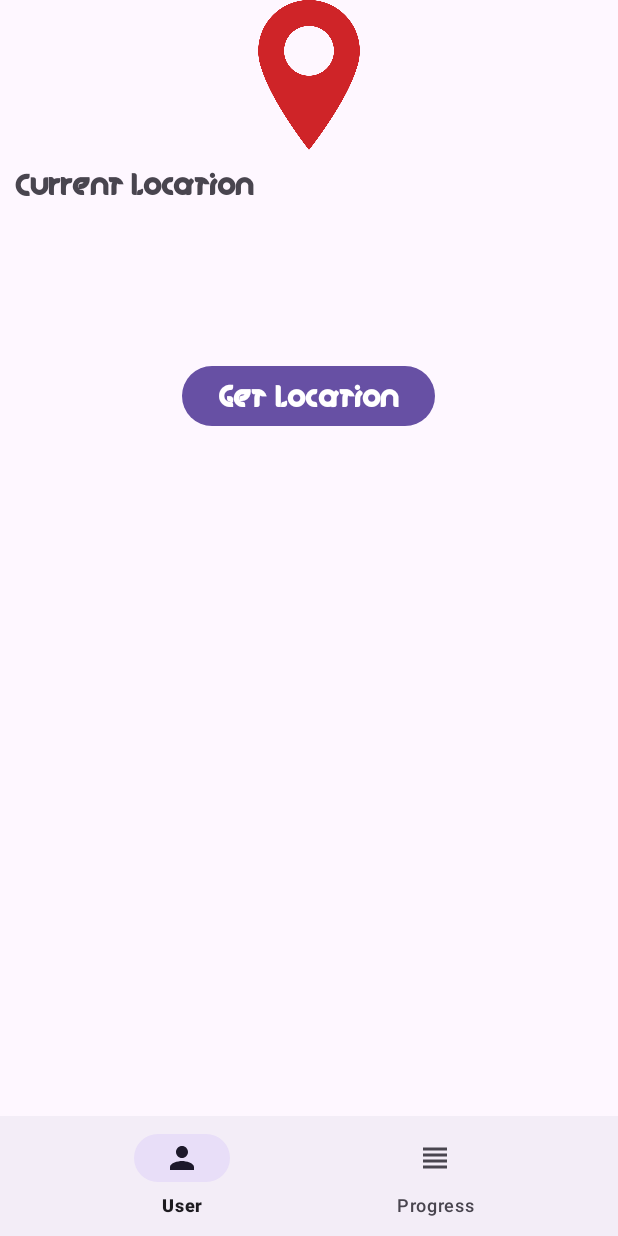
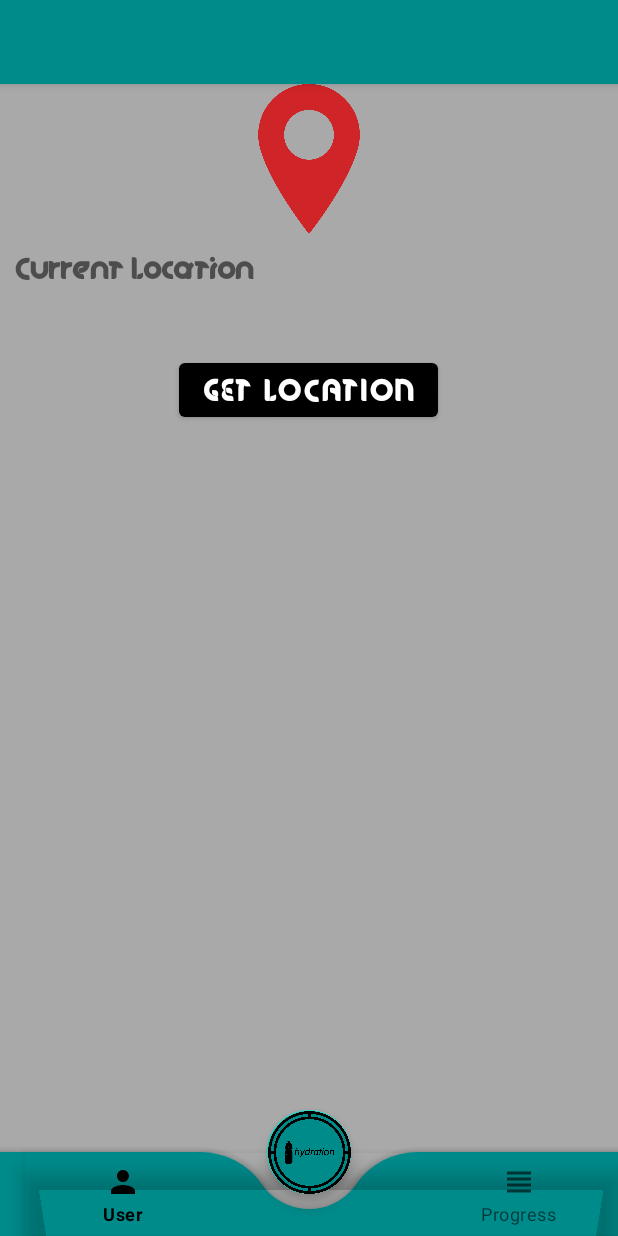
Before and after one commit to Marcinho2107/HydrationTracker, an Android app: the MainScreen screen opened directly, with no data from a screen before it, on a phone screen of 412 x 824 dp. Run offline under Robolectric (Android 15) with nearby library versions, the light colour scheme and no system bars; Roboto replaces fonts that are not available here.

Commit message:
Main Screen V1

```diff
--- a/app/src/main/res/layout/activity_main_screen.xml
+++ b/app/src/main/res/layout/activity_main_screen.xml
@@ -1,30 +1,37 @@
 <?xml version="1.0" encoding="utf-8"?>
-<androidx.constraintlayout.widget.ConstraintLayout
+<androidx.drawerlayout.widget.DrawerLayout
     xmlns:android="http://schemas.android.com/apk/res/android"
     xmlns:app="http://schemas.android.com/apk/res-auto"
     xmlns:tools="http://schemas.android.com/tools"
-    android:id="@+id/main"
+    android:id="@+id/drawer_layout"
     android:layout_width="match_parent"
     android:layout_height="match_parent"
     tools:context=".MainScreen">
+    <RelativeLayout
+        android:id="@+id/relative_layout"
+        android:layout_width="match_parent"
+        android:layout_height="match_parent"
+        android:background="@color/colorDarkGrey">
+        <androidx.appcompat.widget.Toolbar
+            android:id="@+id/toolbar"
+            android:layout_width="match_parent"
+            android:layout_height="?attr/actionBarSize"
+            android:background="@color/colorDarkCyan"
+            android:elevation="4dp"
+            android:theme="@style/ThemeOverlay.AppCompat.Dark.ActionBar"
+            app:popupTheme="@style/ThemeOverlay.AppCompat.Light"/>
+        <FrameLayout
+            android:id="@+id/fragment_layout_fragmentContainer"
+            android:layout_width="match_parent"
+            android:layout_height="match_parent"/>
 
-    <LinearLayout
-        android:id="@+id/frameLayout"
-        android:layout_width="0dp"
-        android:layout_height="0dp"
-        android:gravity="center|top"
-        android:orientation="horizontal"
-        app:layout_constraintBottom_toTopOf="@+id/bottomNavigationView"
-        app:layout_constraintEnd_toEndOf="parent"
-        app:layout_constraintStart_toStartOf="parent"
-        app:layout_constraintTop_toTopOf="parent"
-        tools:ignore="UseCompoundDrawables">
+
         <LinearLayout
             android:layout_width="match_parent"
             android:layout_height="wrap_content"
             android:gravity="center"
             android:orientation="vertical"
-            app:layout_constraintStart_toStartOf="parent"
+            android:layout_below="@+id/toolbar"
             tools:ignore="UselessParent">
             <ImageView
                 android:id="@+id/location_img_view"
@@ -35,7 +42,7 @@
             <TextView
                 android:id="@+id/location_txt_view"
                 android:layout_width="match_parent"
-                android:layout_height="120dp"
+                android:layout_height="60dp"
                 android:layout_margin="10dp"
                 android:fontFamily="@font/oblong"
                 android:text="@string/current_location"
@@ -51,16 +58,52 @@
                 android:textSize="20sp"
                 android:textStyle="bold" />
         </LinearLayout>
-    </LinearLayout>
 
 
-    <com.google.android.material.bottomnavigation.BottomNavigationView
-        android:id="@+id/bottomNavigationView"
-        android:layout_width="match_parent"
-        android:layout_height="wrap_content"
-        app:layout_constraintBottom_toBottomOf="parent"
-        app:layout_constraintEnd_toEndOf="parent"
-        app:layout_constraintStart_toStartOf="parent"
-        app:menu="@menu/bottom_nav_menu_home_screen"
-        tools:ignore="VisualLintBottomNav" />
-</androidx.constraintlayout.widget.ConstraintLayout>
+        <androidx.coordinatorlayout.widget.CoordinatorLayout
+            android:id="@+id/coordinatorLayout"
+            android:layout_width="match_parent"
+            android:layout_height="match_parent">
+            <com.google.android.material.bottomappbar.BottomAppBar
+                android:id="@+id/bottomAppBar"
+                android:layout_width="match_parent"
+                android:layout_height="wrap_content"
+                android:layout_gravity="bottom"
+                android:backgroundTint="@color/colorDarkCyan"
+                app:fabCradleMargin="10dp"
+                app:fabCradleRoundedCornerRadius="50dp">
+                <com.google.android.material.bottomnavigation.BottomNavigationView
+                    android:id="@+id/bottomNavigationView"
+                    android:layout_width="wrap_content"
+                    android:layout_height="wrap_content"
+                    app:labelVisibilityMode="labeled"
+                    app:menu="@menu/bottom_nav_menu_home_screen"
+                    android:background="@android:color/transparent">
+                </com.google.android.material.bottomnavigation.BottomNavigationView>
+            </com.google.android.material.bottomappbar.BottomAppBar>
+            <com.google.android.material.floatingactionbutton.FloatingActionButton
+                android:id="@+id/floatingActionButton"
+                android:layout_width="wrap_content"
+                android:layout_height="match_parent"
+                android:backgroundTint="@color/colorDarkCyan"
+                android:tint="@color/colorBlack"
+                android:src="@drawable/logo_floating_button"
+                android:importantForAccessibility="no"
+                app:layout_anchor="@id/bottomAppBar"
+                app:maxImageSize="62dp"
+                />
+        </androidx.coordinatorlayout.widget.CoordinatorLayout>
+    </RelativeLayout>
+    <com.google.android.material.navigation.NavigationView
+        android:id="@+id/navigationView"
+        android:layout_width="wrap_content"
+        android:layout_height="match_parent"
+        android:layout_gravity="start"
+        android:background="@color/colorBlack"
+        android:theme="@style/ThemeOverlay.AppCompat.navTheme"
+        app:itemIconTint="@color/colorWhite"
+        app:itemTextColor="@color/colorWhite"
+        app:headerLayout="@layout/right_drawer_menu_home_screen_header"
+        app:menu="@menu/right_drawer_menu_home_screen">
+    </com.google.android.material.navigation.NavigationView>
+</androidx.drawerlayout.widget.DrawerLayout>
--- a/app/src/main/res/menu/bottom_nav_menu_home_screen.xml
+++ b/app/src/main/res/menu/bottom_nav_menu_home_screen.xml
@@ -1,10 +1,13 @@
 <?xml version="1.0" encoding="utf-8"?>
-<menu xmlns:android="http://schemas.android.com/apk/res/android">
-
-    <item android:title="User"
-        android:icon="@drawable/baseline_person_24"
-        android:id="@+id/user"/>
-    <item android:title="Progress"
-        android:icon="@drawable/baseline_view_headline_24"
-        android:id="@+id/progress" />
+<menu
+    xmlns:android="http://schemas.android.com/apk/res/android">
+    <item android:id="@+id/user"
+          android:title="@string/user"
+          android:icon="@drawable/baseline_person_24"/>
+    <item
+          android:title=""
+          android:enabled="true"/>
+    <item android:id="@+id/progress"
+          android:title="@string/progress"
+          android:icon="@drawable/baseline_view_headline_24"/>
 </menu>
--- a/app/src/main/res/values/strings.xml
+++ b/app/src/main/res/values/strings.xml
@@ -1,7 +1,20 @@
 <resources>
     <string name="app_name">HydrationTracker</string>
-    <!-- TODO: Remove or change this placeholder text -->
     <string name="hello_blank_fragment">Hello blank fragment</string>
+    //(right_drawer_menu_home_screen)
+    <string name="day_tracking">Day Tracking</string>
+    <string name="week_tracking">Week Tracking</string>
+    <string name="month_tracking">Month Tracking</string>
+    <string name="info">Info</string>
+    <string name="navigation_drawer_open">Open Navigation Drawer</string>
+    <string name="navigation_drawer_close">Close Navigation Drawer</string>
+
+    //Location
     <string name="current_location">Current Location</string>
     <string name="get_location">Get Location</string>
+
+    //Bottom Navigation (bottom_nav_menu_home_screen)
+    <string name="user">User</string>
+    <string name="progress">Progress</string>
+
 </resources>
--- a/app/src/main/res/values/themes.xml
+++ b/app/src/main/res/values/themes.xml
@@ -1,9 +1,14 @@
-<resources xmlns:tools="http://schemas.android.com/tools">
-    <!-- Base application theme. -->
-    <style name="Base.Theme.HydrationTracker_GIT" parent="Theme.Material3.DayNight.NoActionBar">
-        <!-- Customize your light theme here. -->
-        <!-- <item name="colorPrimary">@color/my_light_primary</item> -->
+<resources>
+    //Bottom Navigation
+    <style name="Base.Theme.HydrationTracker_GIT" parent="Theme.MaterialComponents.DayNight.NoActionBar">
+        <item name="colorPrimary">@color/colorBlack</item>
+        <item name="colorPrimaryVariant">@color/colorWhite</item>
+        <item name="android:textColorPrimary">@color/colorWhite</item>
+        <item name="android:statusBarColor">@color/colorDarkCyan</item>
     </style>
-
-    <style name="Theme.HydrationTracker_GIT" parent="Base.Theme.HydrationTracker_GIT" />
+    <style name="Theme.HydrationTracker_GIT" parent="Base.Theme.HydrationTracker_GIT"/>
+    //Drawer Navigation
+    <style name="ThemeOverlay.AppCompat.navTheme">
+        <item name="colorPrimary">@color/colorWhite</item>
+    </style>
 </resources>
```
